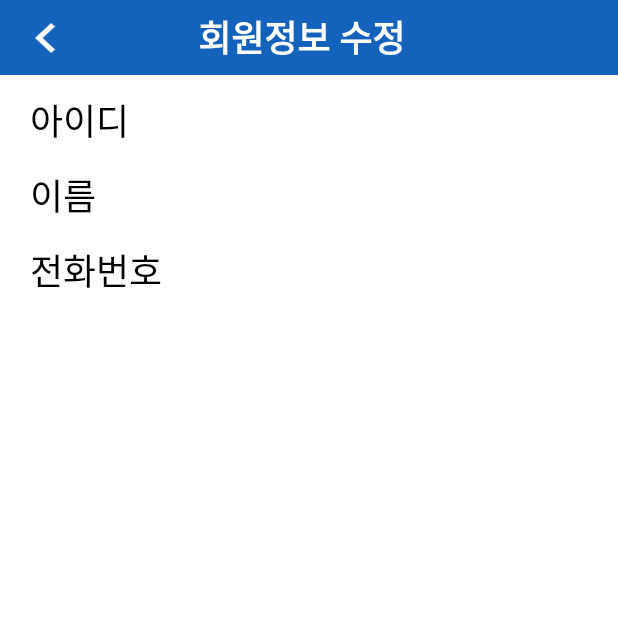
After one commit to tuski01/firebase, an Android app: the User_info_update screen opened directly, with no data from a screen before it, on a phone screen of 412 x 824 dp, the top half of it. The commit adds this screen. Run offline under Robolectric (Android 15) with nearby library versions, the phone set to English and light mode, and no system bars.

Commit message:
자잘한 수정

```diff
--- /dev/null
+++ b/app/src/main/java/net/flow9/dcjt/firebase/User_info_update.java
@@ -0,0 +1,14 @@
+package net.flow9.dcjt.firebase;
+
+import androidx.appcompat.app.AppCompatActivity;
+
+import android.os.Bundle;
+
+public class User_info_update extends AppCompatActivity {
+
+    @Override
+    protected void onCreate(Bundle savedInstanceState) {
+        super.onCreate(savedInstanceState);
+        setContentView(R.layout.activity_user_info_update);
+    }
+}
--- a/app/src/main/java/net/flow9/dcjt/firebase/mainActivity.java
+++ b/app/src/main/java/net/flow9/dcjt/firebase/mainActivity.java
@@ -304,7 +304,7 @@ public class mainActivity extends Fragment implements View.OnClickListener {
         }
     }
 
-    private final ActivityResultLauncher<Intent> getSearchResult = registerForActivityResult(
+    private  ActivityResultLauncher<Intent> getSearchResult = registerForActivityResult(
             new ActivityResultContracts.StartActivityForResult(),
             result -> {
                 if (result.getResultCode() == RESULT_OK) {
--- a/app/src/main/res/layout/activity_find_object_load.xml
+++ b/app/src/main/res/layout/activity_find_object_load.xml
@@ -22,6 +22,7 @@
             android:orientation="horizontal">
 
             <ImageView
+                android:id="@+id/find_object_load_back_btn"
                 android:layout_width="20dp"
                 android:layout_height="20dp"
                 android:src="@drawable/selector"
--- a/app/src/main/res/layout/activity_lost_object_load.xml
+++ b/app/src/main/res/layout/activity_lost_object_load.xml
@@ -22,6 +22,7 @@
                 android:orientation="horizontal">
 
                 <ImageView
+                    android:id="@+id/load_object_load_back_btn"
                     android:layout_width="20dp"
                     android:layout_height="20dp"
                     android:src="@drawable/selector"
--- /dev/null
+++ b/app/src/main/res/layout/activity_user_info_update.xml
@@ -0,0 +1,114 @@
+<?xml version="1.0" encoding="utf-8"?>
+<LinearLayout xmlns:android="http://schemas.android.com/apk/res/android"
+    xmlns:app="http://schemas.android.com/apk/res-auto"
+    xmlns:tools="http://schemas.android.com/tools"
+    android:layout_width="match_parent"
+    android:layout_height="match_parent"
+    android:orientation="vertical"
+    tools:context=".User_info_update">
+
+    <LinearLayout
+        android:layout_width="match_parent"
+        android:layout_height="50dp"
+        android:background="@color/PrimaryColor"
+        android:orientation="horizontal">
+
+        <ImageView
+            android:id="@+id/user_info_back_btn"
+            android:layout_width="20dp"
+            android:layout_height="20dp"
+            android:src="@drawable/selector"
+            android:layout_marginLeft="20dp"
+            android:layout_marginTop="15dp"/>
+
+        <TextView
+            android:layout_width="match_parent"
+            android:layout_height="50dp"
+            android:gravity="center"
+            android:textStyle="bold"
+            android:textColor="@color/white"
+            android:layout_marginRight="50dp"
+            android:textSize="24dp"
+            android:text="회원정보 수정" />
+    </LinearLayout>
+
+    <LinearLayout
+        android:layout_width="match_parent"
+        android:layout_height="40dp"
+        android:layout_marginTop="10dp"
+        android:gravity="center_vertical"
+        android:layout_marginLeft="20dp"
+        android:layout_marginRight="20dp"
+        android:orientation="horizontal">
+
+        <TextView
+            android:layout_width="wrap_content"
+            android:layout_height="wrap_content"
+            android:text="아이디"
+            android:textSize="24dp"
+            android:textColor="@color/black"/>
+
+        <TextView
+            android:id="@+id/User_id"
+            android:layout_width="wrap_content"
+            android:layout_height="wrap_content"
+            android:layout_marginLeft="10dp"
+            android:text=""
+            android:textSize="24dp"
+            android:textColor="@color/black"/>
+    </LinearLayout>
+
+    <LinearLayout
+        android:layout_width="match_parent"
+        android:layout_height="40dp"
+        android:layout_marginTop="10dp"
+        android:gravity="center_vertical"
+        android:layout_marginLeft="20dp"
+        android:layout_marginRight="20dp"
+        android:orientation="horizontal">
+
+        <TextView
+            android:layout_width="wrap_content"
+            android:layout_height="wrap_content"
+            android:text="이름"
+            android:textSize="24dp"
+            android:textColor="@color/black"/>
+
+        <TextView
+            android:id="@+id/User_pw"
+            android:layout_width="wrap_content"
+            android:layout_height="wrap_content"
+            android:layout_marginLeft="10dp"
+            android:text=""
+            android:textSize="24dp"
+            android:textColor="@color/black"/>
+
+    </LinearLayout>
+
+    <LinearLayout
+        android:layout_width="match_parent"
+        android:layout_height="40dp"
+        android:layout_marginTop="10dp"
+        android:gravity="center_vertical"
+        android:layout_marginLeft="20dp"
+        android:layout_marginRight="20dp"
+        android:orientation="horizontal">
+
+        <TextView
+            android:layout_width="wrap_content"
+            android:layout_height="wrap_content"
+            android:text="전화번호"
+            android:textSize="24dp"
+            android:textColor="@color/black"/>
+
+        <TextView
+            android:id="@+id/User_phone"
+            android:layout_width="wrap_content"
+            android:layout_height="wrap_content"
+            android:layout_marginLeft="10dp"
+            android:text=""
+            android:textSize="24dp"
+            android:textColor="@color/black"/>
+    </LinearLayout>
+
+</LinearLayout>
```
Also changed, not shown: app/src/main/AndroidManifest.xml (+5 -7 lines), app/src/main/java/net/flow9/dcjt/firebase/find_object_load.java (+9 -0 lines), app/src/main/java/net/flow9/dcjt/firebase/lost_object_load.java (+11 -0 lines), app/src/main/java/net/flow9/dcjt/firebase/member_update_Activity.java (deleted, +0 -51 lines), app/src/main/res/layout/activity_member_update.xml (deleted, +0 -85 lines).
